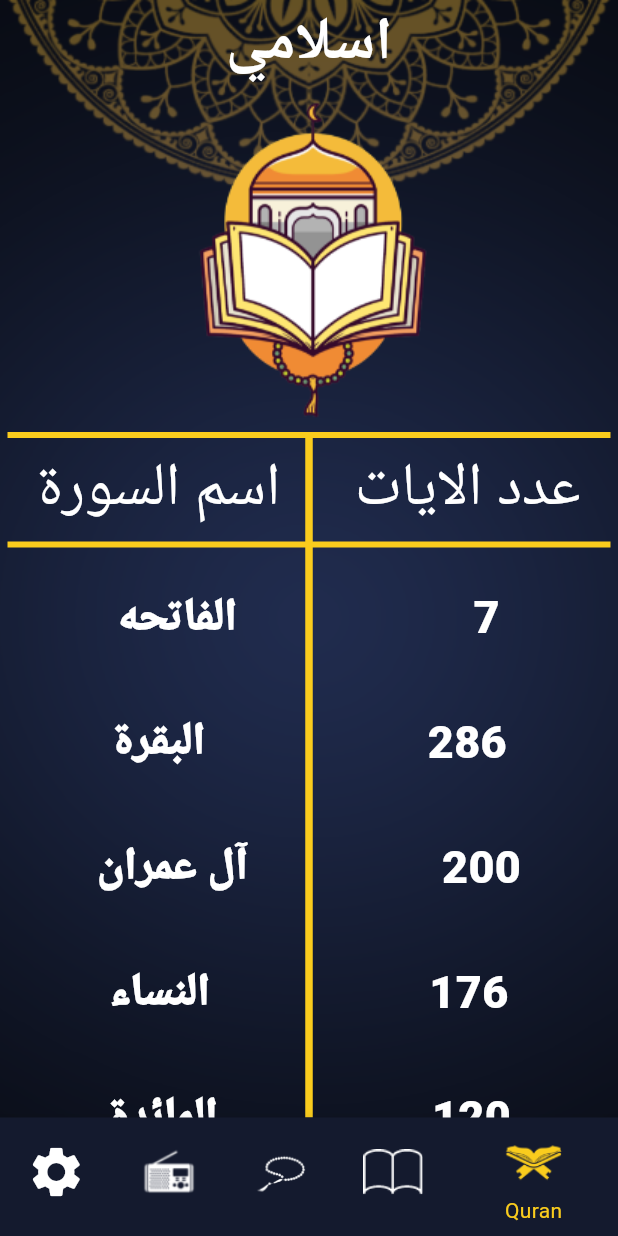
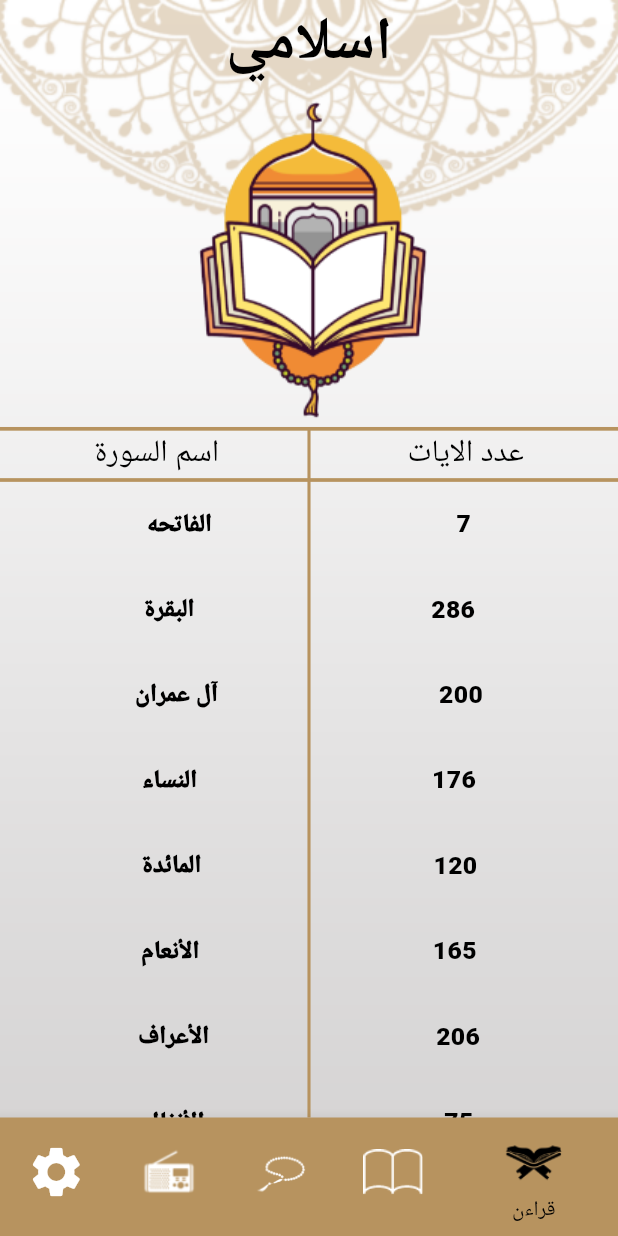
Before and after one commit to 0mar-gaber/islamy_app, a Flutter app: the screen it shows after launch, on a phone screen of 412 x 824 dp. Run offline on Flutter 3.47's test engine with Material 3 defaults, Android fonts, the light colour scheme and no system bars; generated files the repository leaves out were written again.

Commit message:
dark theme localization responsive

```diff
--- a/lib/main.dart
+++ b/lib/main.dart
@@ -1,21 +1,25 @@
 import 'package:flutter/material.dart';
 import 'package:flutter_localizations/flutter_localizations.dart';
+import 'package:islamy/providers/setting_provider.dart';
 import 'package:islamy/theme_style/app_theme.dart';
 import 'package:islamy/ui/ahadeth_details/ahadeth_details_widgit.dart';
 import 'package:islamy/ui/home/home_screen.dart';
 import 'package:islamy/ui/quran_details/sura_details_widgit.dart';
 import 'package:flutter_gen/gen_l10n/app_localizations.dart';
+import 'package:provider/provider.dart';
 
 
 void main(){
-  runApp(const IslamyApp());
+  runApp(ChangeNotifierProvider(
+      create: (context)=>SettingsProvider(),
+      child: const IslamyApp()));
 }
 class IslamyApp extends StatelessWidget {
   const IslamyApp({super.key});
 
   @override
   Widget build(BuildContext context) {
-
+    SettingsProvider provider = Provider.of<SettingsProvider>(context);
     return  MaterialApp(
       debugShowCheckedModeBanner: false,
       localizationsDelegates: const [
@@ -28,11 +32,10 @@
         Locale('en'), // English
         Locale('ar'), // arabic
       ],
-      locale: const Locale('ar'),
+      locale:  Locale(provider.language),
       theme: AppTheme.lightTheme,
       darkTheme: AppTheme.darkTheme,
-      themeMode: AppTheme.isDark?ThemeMode.dark
-          :ThemeMode.light,
+      themeMode: provider.theme,
       routes: {
         HomeScreen.route:(context)=>const HomeScreen(),
         SuraDetails.route:(context)=> const SuraDetails(),
--- /dev/null
+++ b/lib/providers/setting_provider.dart
@@ -0,0 +1,20 @@
+import 'package:flutter/material.dart';
+class SettingsProvider extends ChangeNotifier{
+
+  ThemeMode theme = ThemeMode.light ;
+  changeAppThem(ThemeMode appTheme){
+    if(theme==appTheme) return ;
+    theme = appTheme ;
+    notifyListeners();
+  }
+
+
+  String language = "ar" ;
+  changeAppLanguage(String appLanguage){
+    if (language ==appLanguage) return ;
+    language=appLanguage;
+    notifyListeners();
+  }
+
+
+}
--- a/lib/ui/home/home_screen.dart
+++ b/lib/ui/home/home_screen.dart
@@ -1,4 +1,5 @@
 import 'package:flutter/material.dart';
+import 'package:islamy/providers/setting_provider.dart';
 import 'package:islamy/theme_style/app_theme.dart';
 import 'package:islamy/ui/home/ahadeth_widget.dart';
 import 'package:islamy/ui/home/quran_widget.dart';
@@ -6,6 +7,7 @@
 import 'package:islamy/ui/home/sebha_widget.dart';
 import 'package:islamy/ui/home/settings_widget.dart';
 import 'package:flutter_gen/gen_l10n/app_localizations.dart';
+import 'package:provider/provider.dart';
 
 
 class HomeScreen extends StatefulWidget {
@@ -27,6 +29,7 @@
   int currentIndex  = 0;
   @override
   Widget build(BuildContext context) {
+    SettingsProvider provider = Provider.of<SettingsProvider>(context);
     double height = MediaQuery.of(context).size.height ;
     double width = MediaQuery.of(context).size.width ;
     onTab(int index){
@@ -36,7 +39,7 @@
     }
     return Container(
       decoration:  BoxDecoration(
-        image: DecorationImage(image: AssetImage(AppTheme.isDark?"assets/image/darkback.png":"assets/image/background.png"),fit: BoxFit.fill)
+        image: DecorationImage(image: AssetImage(provider.theme==ThemeMode.dark?"assets/image/darkback.png":"assets/image/background.png"),fit: BoxFit.fill)
       ),
       child: Scaffold(
         appBar: AppBar(title:  Text(AppLocalizations.of(context)!.islamy)),
@@ -45,11 +48,11 @@
           currentIndex: currentIndex,
 
             items: [
-              BottomNavigationBarItem(icon: ImageIcon(AssetImage("assets/icons/icon_quran.png"),),label: "Quran",backgroundColor: Theme.of(context).colorScheme.primary),
-              BottomNavigationBarItem(icon: ImageIcon(AssetImage("assets/icons/icon_hadeth.png"),),label: "Ahadeth",backgroundColor: Theme.of(context).colorScheme.primary),
-              BottomNavigationBarItem(icon: ImageIcon(AssetImage("assets/icons/icon_sebha.png"),),label: "Sebha",backgroundColor: Theme.of(context).colorScheme.primary),
-              BottomNavigationBarItem(icon: ImageIcon(AssetImage("assets/icons/icon_radio.png"),),label: "Radio",backgroundColor: Theme.of(context).colorScheme.primary),
-              BottomNavigationBarItem(icon: Icon(Icons.settings),label: "settings",backgroundColor: Theme.of(context).colorScheme.primary),
+              BottomNavigationBarItem(icon: ImageIcon(AssetImage("assets/icons/icon_quran.png"),),label: AppLocalizations.of(context)!.quran,backgroundColor: Theme.of(context).colorScheme.primary),
+              BottomNavigationBarItem(icon: ImageIcon(AssetImage("assets/icons/icon_hadeth.png"),),label:AppLocalizations.of(context)!.ahadeth,backgroundColor: Theme.of(context).colorScheme.primary),
+              BottomNavigationBarItem(icon: ImageIcon(AssetImage("assets/icons/icon_sebha.png"),),label: AppLocalizations.of(context)!.sebha,backgroundColor: Theme.of(context).colorScheme.primary),
+              BottomNavigationBarItem(icon: ImageIcon(AssetImage("assets/icons/icon_radio.png"),),label: AppLocalizations.of(context)!.radio,backgroundColor: Theme.of(context).colorScheme.primary),
+              BottomNavigationBarItem(icon: Icon(Icons.settings),label: AppLocalizations.of(context)!.settings,backgroundColor: Theme.of(context).colorScheme.primary),
         ],
           onTap: onTab,
         ),
--- a/lib/ui/home/quran_name_verse.dart
+++ b/lib/ui/home/quran_name_verse.dart
@@ -7,14 +7,16 @@
 
   @override
   Widget build(BuildContext context) {
+    double width =  MediaQuery.of(context).size.width ;
+    double height =  MediaQuery.of(context).size.height ;
     return Padding(
-      padding: const EdgeInsets.only(top: 20,bottom: 20),
+      padding:  EdgeInsets.all( height*0.02),
       child: Row(
           mainAxisAlignment: MainAxisAlignment.spaceAround,
           crossAxisAlignment: CrossAxisAlignment.center,
           children: [
-            Text(verse,style:  TextStyle(fontSize: 30,fontWeight: FontWeight.w900,color: Theme.of(context).colorScheme.onPrimary,fontFamily: "KOUFIBD")),
-            Text(name, style:  TextStyle(fontSize: 30,fontWeight: FontWeight.w900,color: Theme.of(context).colorScheme.onPrimary,fontFamily: "KOUFIBD"),),
+            Text(verse,style:  TextStyle(fontSize: width*0.04,fontWeight: FontWeight.w900,color: Theme.of(context).colorScheme.onPrimary,fontFamily: "KOUFIBD")),
+            Text(name, style:  TextStyle(fontSize: width*0.04,fontWeight: FontWeight.w900,color: Theme.of(context).colorScheme.onPrimary,fontFamily: "KOUFIBD"),),
           ]
       ),
     );
--- a/lib/ui/home/quran_widget.dart
+++ b/lib/ui/home/quran_widget.dart
@@ -1,6 +1,10 @@
 import 'package:flutter/material.dart';
+import 'package:islamy/providers/setting_provider.dart';
 import 'package:islamy/ui/home/quran_name_verse.dart';
 import 'package:islamy/ui/quran_details/sura_details_widgit.dart';
+import 'package:flutter_gen/gen_l10n/app_localizations.dart';
+import 'package:provider/provider.dart';
+
 
 class Quran extends StatelessWidget {
   final List<String> suraNames = [
@@ -24,6 +28,9 @@
 
   @override
   Widget build(BuildContext context) {
+    SettingsProvider provider = Provider.of<SettingsProvider>(context);
+    double width =  MediaQuery.of(context).size.width ;
+    double height =  MediaQuery.of(context).size.height ;
     return Scaffold(
       body: Column(
         children: [
@@ -34,20 +41,20 @@
                 Column(
                 children: [
                   Container(
-                    margin: const EdgeInsets.all(5),
-                    height: 4,
+                    margin:  EdgeInsets.only(top: height*0.002),
+                    height: height*0.003,
                     color: Theme.of(context).colorScheme.tertiary,
                   ),
                    Row(
                     mainAxisAlignment: MainAxisAlignment.spaceAround,
                     children: [
-                      Text("عدد الايات",style: TextStyle(fontSize: 40,fontWeight: FontWeight.w400,color: Theme.of(context).colorScheme.onPrimary)),
-                      Text("اسم السورة",style: TextStyle(fontSize: 40,fontWeight: FontWeight.w400,color: Theme.of(context).colorScheme.onPrimary)),
+                      Text(AppLocalizations.of(context)!.suraVerse,style: TextStyle(fontSize: width*0.05,fontWeight: FontWeight.w400,color: Theme.of(context).colorScheme.onPrimary)),
+                      Text(AppLocalizations.of(context)!.suraName,style: TextStyle(fontSize: width*0.05,fontWeight: FontWeight.w400,color: Theme.of(context).colorScheme.onPrimary)),
                     ],
                   ),
                   Container(
-                    margin: const EdgeInsets.all(5),
-                    height: 4,
+                    margin:  EdgeInsets.only(top: height*0.002),
+                    height: height*0.003,
                     color: Theme.of(context).colorScheme.tertiary,
                   ),
                   Expanded(
@@ -65,8 +72,8 @@
               ),
                 Center(
                     child: Container(
-                      margin: const EdgeInsets.only(top: 5),
-                      width: 5,
+                      margin:  EdgeInsets.only(top: height*0.003),
+                      width: width*0.005,
                       color: Theme.of(context).colorScheme.tertiary,
                 )
                 )
--- a/pubspec.yaml
+++ b/pubspec.yaml
@@ -39,6 +39,7 @@
   flutter_svg: ^2.0.9
   flutter_localizations:
     sdk: flutter
+  provider: ^6.1.1
 
 
 dev_dependencies:
```
Also changed, not shown: lib/l10n/app_ar.arb (+13 -1 lines), lib/l10n/app_en.arb (+13 -1 lines), lib/ui/ahadeth_details/ahadeth_details_widgit.dart (+14 -8 lines), lib/ui/home/ahadeth_widget.dart (+27 -8 lines), lib/ui/home/language_sheet.dart (+25 -17 lines), lib/ui/home/radio_widget.dart (+13 -10 lines), lib/ui/home/sebha_widget.dart (+23 -14 lines), lib/ui/home/settings_widget.dart (+13 -6 lines), lib/ui/home/theme_sheet.dart (+21 -19 lines), lib/ui/quran_details/sura_details_widgit.dart (+23 -23 lines), lib/generated/intl/messages_en.dart, lib/generated/l10n.dart, pubspec.lock.
